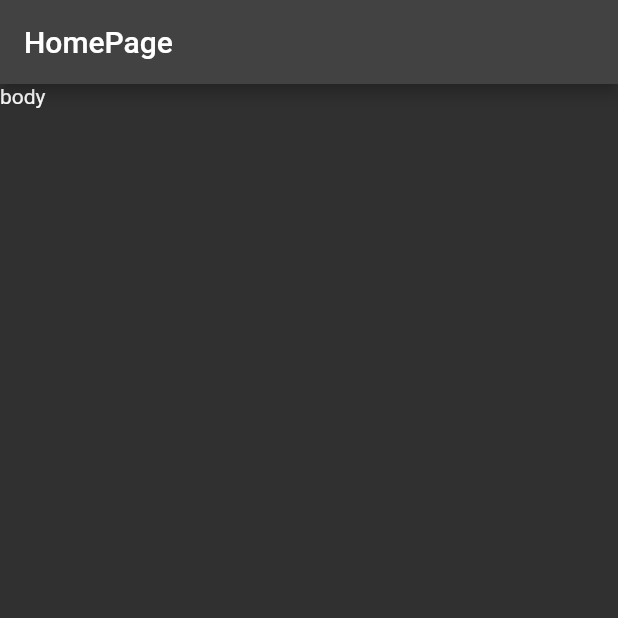
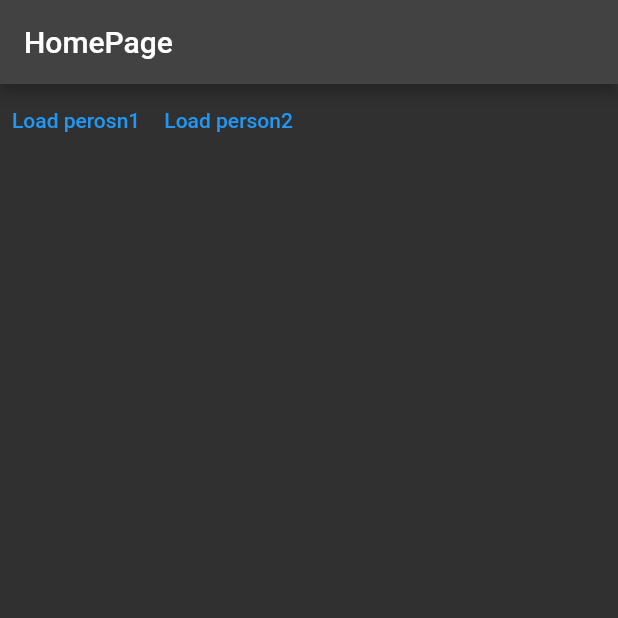
Before and after one commit to rasjonny/person_json_loader, a Flutter app: the screen it shows after launch, on a phone screen of 412 x 824 dp, the top half of it. Run offline on Flutter 3.47's test engine with Material 2 defaults, Android fonts, the phone set to English and light mode, and no system bars; our stand-ins replace flutter_bloc.

Commit message:
second-commit

```diff
--- a/lib/main.dart
+++ b/lib/main.dart
@@ -1,12 +1,123 @@
+import 'dart:convert';
+import 'dart:developer';
+
+import 'dart:io';
+
 import 'package:flutter/material.dart';
+import 'package:flutter_bloc/flutter_bloc.dart';
 
 void main() {
   runApp(MaterialApp(
     title: 'Home page',
     darkTheme: ThemeData.dark(),
     themeMode: ThemeMode.dark,
-    home: const HomePage(),
+    home: BlocProvider(
+      create: (context) => PersonBloc(),
+      child: const HomePage(),
+    ),
   ));
+}
+
+const person1 = "http://127.0.0.1:5500/person2.json";
+const person2 = "http://127.0.0.1:5500/person2.json";
+
+extension Subscript<T> on Iterable<T> {
+  T? operator [](int index) => length > index ? elementAt(index) : null;
+}
+
+class Person {
+  final String name;
+  final int age;
+
+  Person({
+    required this.name,
+    required this.age,
+  });
+
+  Person.fromJson(Map<String, dynamic> json)
+      : name = json['name'] as String,
+        age = json['age'] as int;
+
+  @override
+  String toString() => 'Person (name : $name, age: $age)';
+}
+
+@immutable
+abstract class LoadAction {}
+
+class PersonLoaderAction implements LoadAction {
+  final String url;
+  final PersonLoader loader;
+
+  PersonLoaderAction({required this.url, required this.loader});
+}
+
+class FetchResults {
+  final Iterable<Person> persons;
+  final bool isRetrievedFromCache;
+
+  FetchResults({
+    required this.persons,
+    required this.isRetrievedFromCache,
+  });
+
+  @override
+  bool operator ==(covariant FetchResults other) =>
+      persons.isEqualToIgnoringOrdering(other.persons) &&
+      isRetrievedFromCache == other.isRetrievedFromCache;
+
+  @override
+  int get hashCode => Object.hashAll([persons, isRetrievedFromCache]);
+
+  @override
+  String toString() => 'Fetch results(person: $persons , '
+      'isRetrievedFromCache:$isRetrievedFromCache';
+}
+
+typedef PersonLoader = Future<Iterable<Person>> Function(String url);
+
+Future<Iterable<Person>> getPerson(String url) => HttpClient()
+    .getUrl(Uri.parse(url))
+    .then((req) => req.close())
+    .then((resp) => resp.transform(utf8.decoder).join())
+    .then((str) => jsonDecode(str) as List<dynamic>)
+    .then(
+      (list) => list.map((e) => Person.fromJson(e)),
+    );
+
+class PersonBloc extends Bloc<LoadAction, FetchResults?> {
+  Map<String, Iterable<Person>> cache = {};
+  PersonBloc() : super(null) {
+    on<PersonLoaderAction>((event, emit) async {
+      final url = event.url;
+
+      if (cache.containsKey(url)) {
+        final cachedPerson = cache[url];
+        final result =
+            FetchResults(persons: cachedPerson!, isRetrievedFromCache: true);
+        print(result);
+        emit(result);
+      } else {
+        final loader = event.loader;
+        final loadedPerson = await loader(url);
+        final result =
+            FetchResults(persons: loadedPerson, isRetrievedFromCache: false);
+        print(result);
+        emit(result);
+      }
+    });
+  }
+}
+
+extension Log on Object {
+  void logon() => log(toString());
+}
+
+extension IsEqualToIgnoringOrdering<T> on Iterable<T> {
+  bool isEqualToIgnoringOrdering(Iterable<T> other) {
+    return length == other.length &&
+        {...this}.intersection({...other}).length == length;
+  }
 }
 
 class HomePage extends StatelessWidget {
@@ -16,7 +127,52 @@ class HomePage extends StatelessWidget {
   Widget build(BuildContext context) {
     return Scaffold(
       appBar: AppBar(title: const Text('HomePage')),
-      body: const Text('body'),
+      body: BlocBuilder<PersonBloc, FetchResults?>(
+        builder: (context, state) {
+          final persons = state?.persons;
+
+          return Column(children: [
+            Row(
+              children: [
+                TextButton(
+                    onPressed: () {
+                      context.read<PersonBloc>().add(
+                          PersonLoaderAction(url: person1, loader: getPerson));
+                    },
+                    child: const Text('Load perosn1')),
+                TextButton(
+                    onPressed: () {
+                      context.read<PersonBloc>().add(
+                          PersonLoaderAction(url: person2, loader: getPerson));
+                    },
+                    child: const Text('Load person2'))
+              ],
+            ),
+            BlocBuilder<PersonBloc, FetchResults?>(
+                buildWhen: (previous, current) =>
+                    previous?.persons != current?.persons,
+                builder: (context, state) {
+                  if (state == null) {
+                    return const SizedBox();
+                  }
+
+                  return Expanded(
+                    child: ListView.builder(
+                      itemCount: persons?.length,
+                      itemBuilder: ((context, index) {
+                        final person = persons![index];
+
+                        return ListTile(
+                          title: Text(person!.name),
+                          subtitle: Text(person.age.toString()),
+                        );
+                      }),
+                    ),
+                  );
+                })
+          ]);
+        },
+      ),
     );
   }
 }
```
Also changed, not shown: 1 other file.
